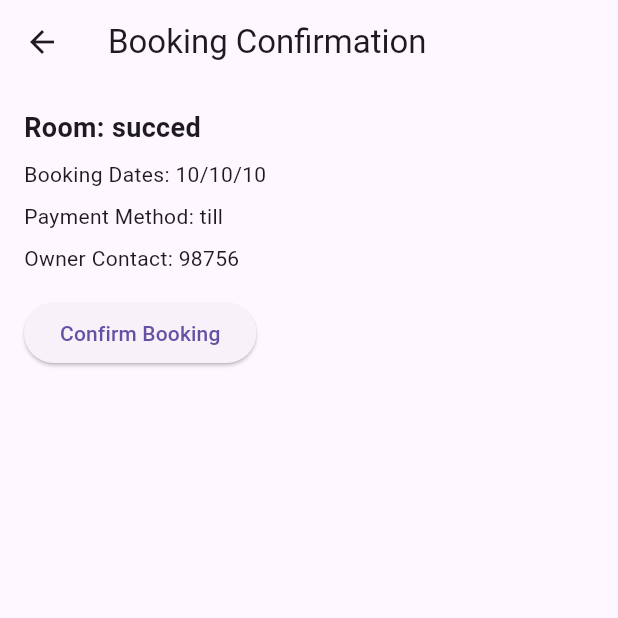
After one commit to Mirii100/vacant_residents_locator_for_lentin, a Flutter app: the BookingConfirmationScreen screen opened directly, on a phone screen of 412 x 824 dp, the top half of it. The commit adds this screen. Run offline on Flutter 3.47's test engine with Material 3 defaults, Android fonts, the phone set to English and light mode, and no system bars; our stand-ins replace google_maps_flutter, location.

Commit message:
added screen

```diff
--- /dev/null
+++ b/lib/screens/booking confirmation.dart
@@ -0,0 +1,44 @@
+import 'package:flutter/material.dart';
+
+class BookingConfirmationScreen extends StatelessWidget {
+  final String roomName;
+  final String bookingDates;
+  final String paymentMethod;
+  final String ownerContact;
+
+  BookingConfirmationScreen({
+    required this.roomName,
+    required this.bookingDates,
+    required this.paymentMethod,
+    required this.ownerContact,
+  });
+
+  @override
+  Widget build(BuildContext context) {
+    return Scaffold(
+      appBar: AppBar(title: Text('Booking Confirmation')),
+      body: Padding(
+        padding: const EdgeInsets.all(16.0),
+        child: Column(
+          crossAxisAlignment: CrossAxisAlignment.start,
+          children: [
+            Text('Room: $roomName', style: TextStyle(fontSize: 18, fontWeight: FontWeight.bold)),
+            SizedBox(height: 8),
+            Text('Booking Dates: $bookingDates'),
+            SizedBox(height: 8),
+            Text('Payment Method: $paymentMethod'),
+            SizedBox(height: 8),
+            Text('Owner Contact: $ownerContact'),
+            SizedBox(height: 16),
+            ElevatedButton(
+              onPressed: () {
+                // Handle booking confirmation
+              },
+              child: Text('Confirm Booking'),
+            ),
+          ],
+        ),
+      ),
+    );
+  }
+}
--- a/pubspec.yaml
+++ b/pubspec.yaml
@@ -35,6 +35,8 @@ dependencies:
   # The following adds the Cupertino Icons font to your application.
   # Use with the CupertinoIcons class for iOS style icons.
   cupertino_icons: ^1.0.8
+  google_maps_flutter: ^2.10.0
+  location: ^7.0.1
 
 dev_dependencies:
   flutter_test:
@@ -59,8 +61,8 @@ flutter:
   uses-material-design: true
 
   # To add assets to your application, add an assets section, like this:
-  # assets:
-  #   - images/a_dot_burr.jpeg
+  assets:
+   - images/
   #   - images/a_dot_ham.jpeg
 
   # An image asset can refer to one or more resolution-specific "variants", see
```
Also changed, not shown: lib/auth/homepage.dart (+34 -3 lines), lib/screens/map.dart (added, +55 -0 lines), lib/screens/profilesettings.dart (added, +51 -0 lines), lib/screens/roomListScreen.dart (added, +111 -0 lines), pubspec.lock, 1 other file.
